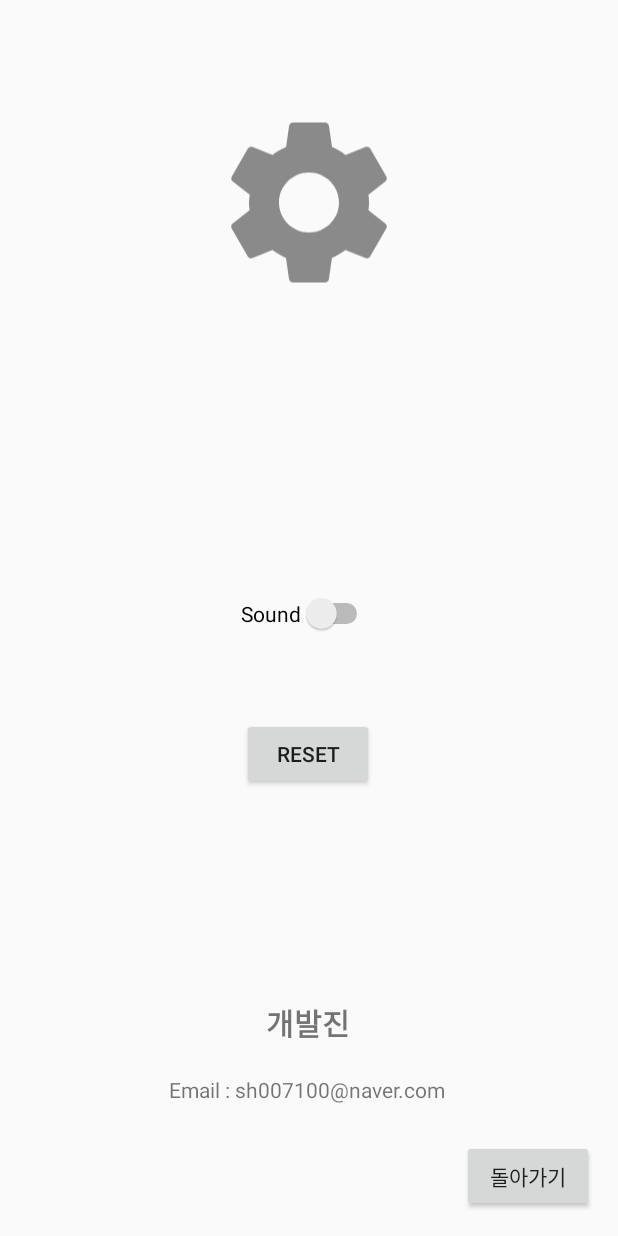
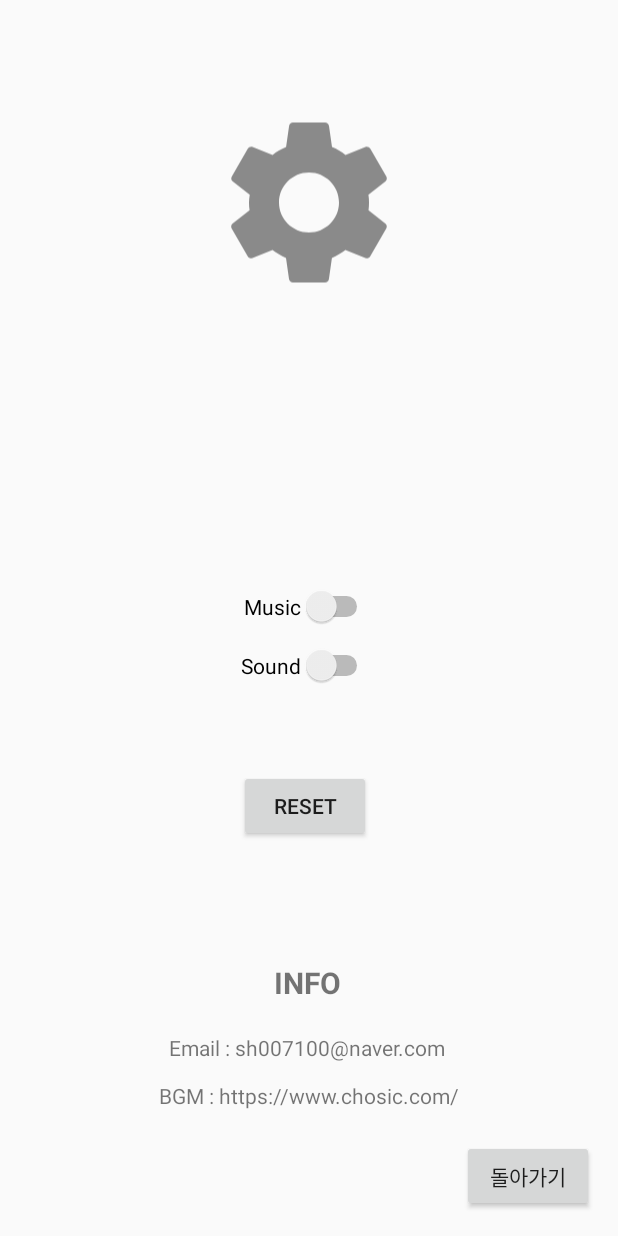
Before and after one commit to limsaehyun/MonsterGame_Android, an Android app: the layout activity_setting.xml on its own in the app's theme, with its tools: preview values and no code run, on a phone screen of 412 x 824 dp. Run offline under Robolectric (Android 15) with nearby library versions, the phone set to English and light mode, and no system bars.

Commit message:
[MODIFY] 05-20 study

```diff
--- a/app/src/main/AndroidManifest.xml
+++ b/app/src/main/AndroidManifest.xml
@@ -9,6 +9,7 @@
         android:roundIcon="@mipmap/ic_launcher_round"
         android:supportsRtl="true"
         android:theme="@style/Theme.Onclick">
+        <activity android:name=".SettingActivity"/>
         <activity android:name=".ShopActivity"/>
         <activity android:name=".MainActivity">
             <intent-filter>
--- a/app/src/main/res/layout/activity_setting.xml
+++ b/app/src/main/res/layout/activity_setting.xml
@@ -11,7 +11,7 @@
         android:layout_width="wrap_content"
         android:layout_height="wrap_content"
         android:layout_marginBottom="20dp"
-        android:text="개발진"
+        android:text="INFO"
         android:textSize="20dp"
         android:textStyle="bold"
         app:layout_constraintBottom_toTopOf="@+id/email"
@@ -44,18 +44,18 @@
         android:id="@+id/reset"
         android:layout_width="wrap_content"
         android:layout_height="wrap_content"
-        android:layout_marginBottom="140dp"
+        android:layout_marginBottom="80dp"
         android:text="Reset"
         app:layout_constraintBottom_toTopOf="@+id/admin"
         app:layout_constraintEnd_toEndOf="parent"
-        app:layout_constraintHorizontal_bias="0.498"
+        app:layout_constraintHorizontal_bias="0.492"
         app:layout_constraintStart_toStartOf="parent" />
 
     <TextView
         android:id="@+id/email"
         android:layout_width="wrap_content"
         android:layout_height="wrap_content"
-        android:layout_marginBottom="88dp"
+        android:layout_marginBottom="116dp"
         android:text="Email : sh007100@naver.com"
         app:layout_constraintBottom_toBottomOf="parent"
         app:layout_constraintEnd_toEndOf="parent"
@@ -72,4 +72,26 @@
         app:layout_constraintEnd_toEndOf="parent"
         app:layout_constraintHorizontal_bias="0.95"
         app:layout_constraintStart_toStartOf="parent" />
+
+    <Switch
+        android:id="@+id/music"
+        android:layout_width="wrap_content"
+        android:layout_height="wrap_content"
+        android:layout_marginBottom="12dp"
+        android:text="@string/music"
+        app:layout_constraintBottom_toTopOf="@+id/soundsetting"
+        app:layout_constraintEnd_toEndOf="parent"
+        app:layout_constraintHorizontal_bias="0.498"
+        app:layout_constraintStart_toStartOf="parent"
+        tools:ignore="MissingConstraints" />
+
+    <TextView
+        android:id="@+id/maker"
+        android:layout_width="wrap_content"
+        android:layout_height="wrap_content"
+        android:layout_marginBottom="84dp"
+        android:text="BGM : https://www.chosic.com/"
+        app:layout_constraintBottom_toBottomOf="parent"
+        app:layout_constraintEnd_toEndOf="parent"
+        app:layout_constraintStart_toStartOf="parent" />
 </android.support.constraint.ConstraintLayout>
--- a/app/src/main/res/values/strings.xml
+++ b/app/src/main/res/values/strings.xml
@@ -1,3 +1,4 @@
 <resources>
     <string name="app_name">onclick</string>
+    <string name="music">Music</string>
 </resources>
```
Also changed, not shown: app/src/main/java/com/example/onclick/MainActivity.java (+60 -13 lines), app/src/main/java/com/example/onclick/SettingActivity.java (+101 -9 lines), 1 other file.
